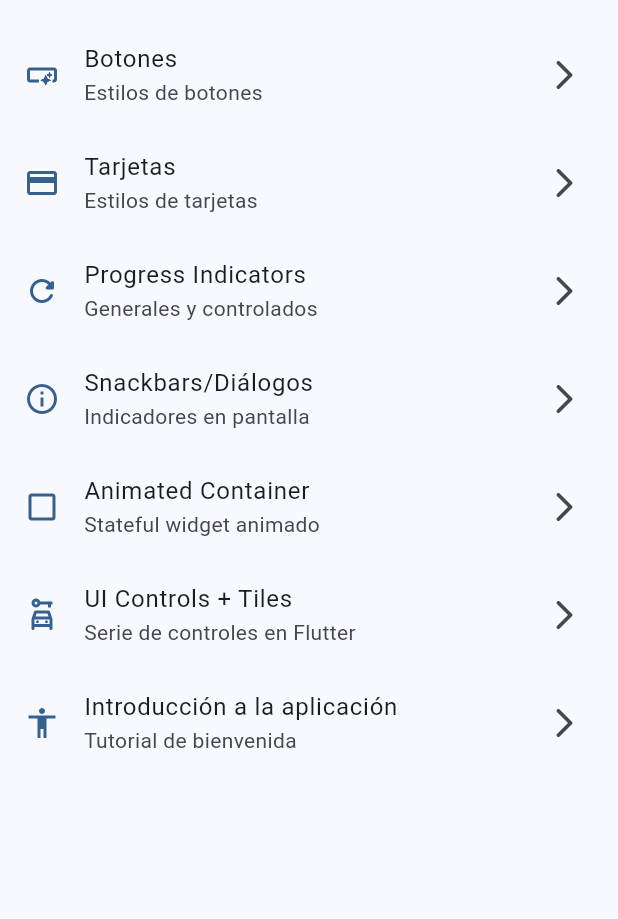
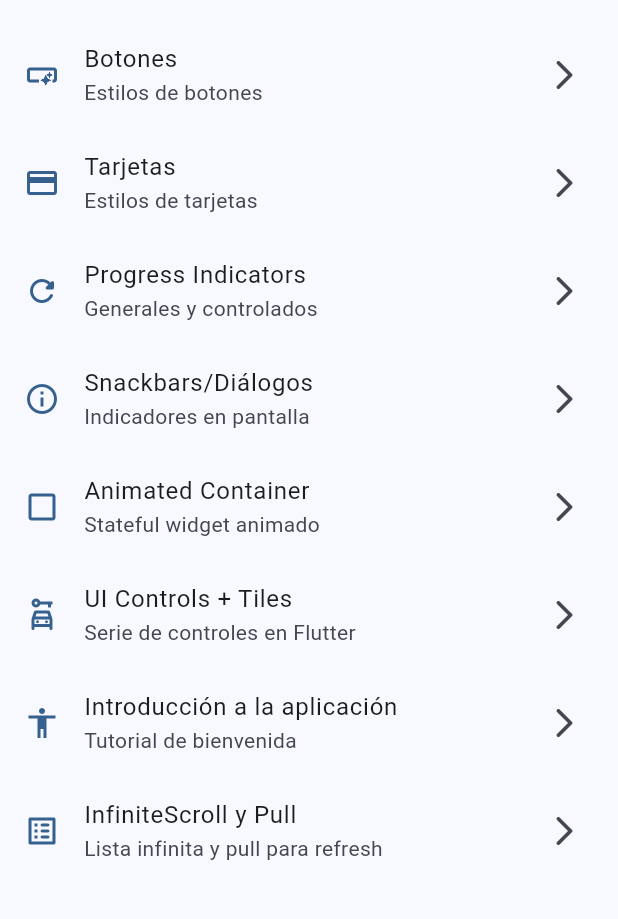
Before and after one commit to XamalionDev71/e301_moviles, a Flutter app: the screen it shows after launch, on a phone screen of 412 x 824 dp, the part 63-982 px from its top. Run offline on Flutter 3.47's test engine with Material 3 defaults, Android fonts, the phone set to English and light mode, and no system bars; our stand-ins replace go_router.

Commit message:
commit 2 29Abr2025

```diff
--- a/lib/config/menu/menu_item.dart
+++ b/lib/config/menu/menu_item.dart
@@ -57,4 +57,10 @@ final appMenuItems = <MenuItem>[
     link: '/tutorial',
     icon: Icons.accessibility_outlined,
   ),
+  MenuItem(
+    title: 'InfiniteScroll y Pull',
+    subtitle: 'Lista infinita y pull para refresh',
+    link: '/infinite',
+    icon: Icons.list_alt_rounded,
+  ),
 ];
--- a/lib/config/router/app_router.dart
+++ b/lib/config/router/app_router.dart
@@ -43,5 +43,10 @@ final appRouter = GoRouter(
       name: AppTutorialScreen.name,
       builder: (context, state) => AppTutorialScreen(),
     ),
+    GoRoute(
+      path: '/infinite',
+      name: InfiniteScrollScreen.name,
+      builder: (context, state) => InfiniteScrollScreen(),
+    ),
   ]
 );
```
Also changed, not shown: lib/presentation/screens/infinite_scroll/infinite_scroll_screen.dart (+10 -1 lines).
